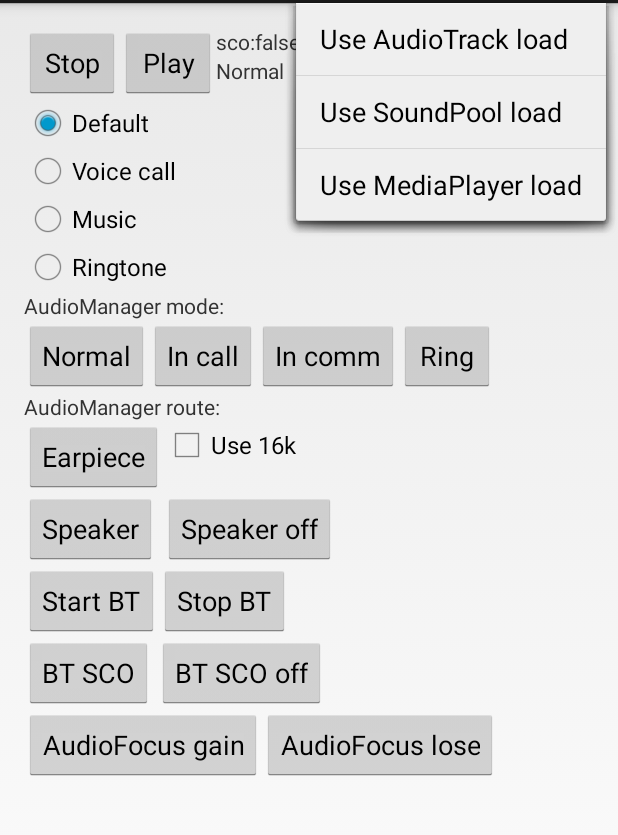
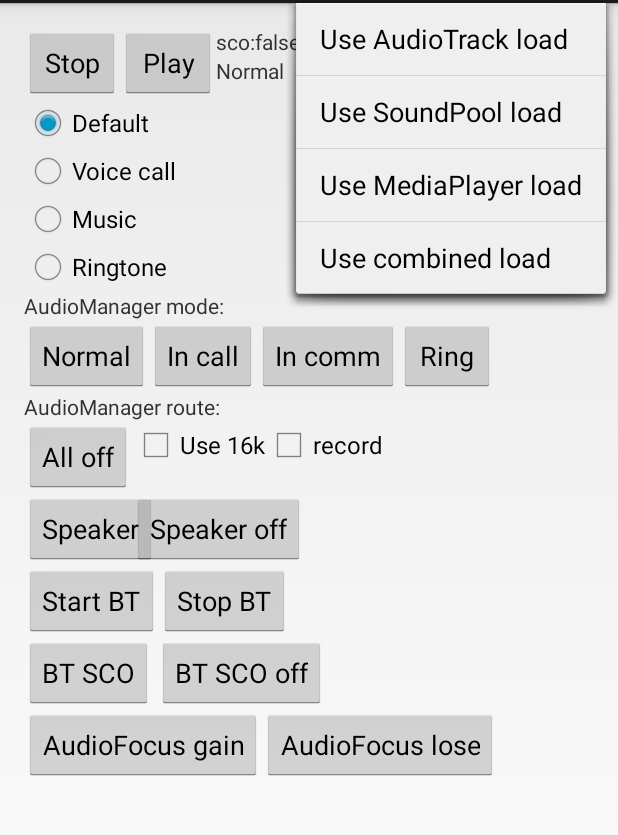
Before and after one commit to fuzzzy/AudioManagerTestKit, an Android app: the screen it shows after launch (AudioTestActivity), with the options menu open, on a phone screen of 412 x 824 dp, the part 69-904 px from its top. Run offline under Robolectric (Android 15) with nearby library versions, the phone set to English and light mode, and no system bars.

Commit message:
add mixed load and rec support

```diff
--- a/app/src/main/java/fz/rnd/audiotest/AudioTestActivity.java
+++ b/app/src/main/java/fz/rnd/audiotest/AudioTestActivity.java
@@ -14,18 +14,19 @@ import android.widget.RadioGroup;
 import android.widget.TextView;
 
 public class AudioTestActivity extends Activity implements AudioManager.OnAudioFocusChangeListener {
+    private CheckBox mCheckBox16K;
+    private CheckBox mCheckBoxRec;
+    private RadioGroup mStreamGroup;
+    private TextView mRouteText;
+    private TextView mModeText;
+    private TextView mStateText;
 
-	CheckBox mCheckBox16K;
-	RadioGroup mStreamGroup;
-	TextView mRouteText;
-	TextView mModeText;
-	TextView mStateText;
+    private AudioManager mManager;
+    private IMediaLoad mLoad;
+    private LoadConfig mConfig;
 
-	AudioManager mManager;
-	IMediaLoad mLoad;
-	LoadConfig mConfig;
 
-	@Override
+    @Override
 	protected void onCreate(Bundle savedInstanceState) {
 		super.onCreate(savedInstanceState);
 		setContentView(R.layout.activity_audio_test);
@@ -33,6 +34,7 @@ public class AudioTestActivity extends Activity implements AudioManager.OnAudioF
         mConfig = new LoadConfig();
 
 		mCheckBox16K = (CheckBox) findViewById(R.id.checkBox_16k);
+        mCheckBoxRec = (CheckBox) findViewById(R.id.checkBox_rec);
 		mStreamGroup = (RadioGroup) findViewById(R.id.radioGroup_stream);
 		mRouteText = (TextView) findViewById(R.id.text_route);
 		mModeText = (TextView) findViewById(R.id.text_mode);
@@ -55,6 +57,14 @@ public class AudioTestActivity extends Activity implements AudioManager.OnAudioF
 				mConfig.record_sample_rate = mConfig.playback_sample_rate;
 			}
 		});
+
+        mCheckBoxRec.setChecked(false);
+        mCheckBoxRec.setOnCheckedChangeListener(new CompoundButton.OnCheckedChangeListener() {
+            @Override
+            public void onCheckedChanged(CompoundButton compoundButton, boolean b) {
+                mConfig.use_recording = b;
+            }
+        });
 
 		mRouteText.setText("wefwef:  " + mManager.getStreamVolume(9));
 
@@ -90,6 +100,12 @@ public class AudioTestActivity extends Activity implements AudioManager.OnAudioF
                     mLoad.stop();
                 }
                 mLoad = new SoundPoolLoad(this, mConfig);
+                break;
+            case R.id.action_combined:
+                if (mLoad != null) {
+                    mLoad.stop();
+                }
+                mLoad = new ComboLoad(this, mConfig);
                 break;
             case R.id.action_trackrecord:
             default:
@@ -187,7 +203,7 @@ public class AudioTestActivity extends Activity implements AudioManager.OnAudioF
 		updateAudioState();
 	}
 
-	public void onEarpieceClick(View v) {
+	public void onAllOffClick(View v) {
 		if(mManager.isBluetoothScoOn()) {
 			mManager.setBluetoothScoOn(false);
 		}
--- a/app/src/main/java/fz/rnd/audiotest/MediaPlayerLoad.java
+++ b/app/src/main/java/fz/rnd/audiotest/MediaPlayerLoad.java
@@ -10,9 +10,6 @@ import android.util.Log;
 
 import java.io.IOException;
 
-/**
- * Created by fz on 15.02.16.
- */
 class MediaPlayerLoad extends IMediaLoad
         implements MediaPlayer.OnCompletionListener, MediaPlayer.OnPreparedListener{
 
--- a/app/src/main/res/layout/activity_audio_test.xml
+++ b/app/src/main/res/layout/activity_audio_test.xml
@@ -116,8 +116,8 @@
         android:layout_alignLeft="@id/mode_normal"
         android:layout_below="@id/route_title_header"
 
-        android:onClick="onEarpieceClick"
-        android:text="@string/route_earpiece" />
+        android:onClick="onAllOffClick"
+        android:text="@string/route_off"/>
 
     <CheckBox
         android:id="@+id/checkBox_16k"
@@ -127,6 +127,15 @@
         android:layout_toRightOf="@+id/button_earpiece"
         android:checked="true"
         android:text="@string/use_16k" />
+
+    <CheckBox
+        android:id="@+id/checkBox_rec"
+        android:layout_width="wrap_content"
+        android:layout_height="wrap_content"
+        android:layout_alignTop="@+id/button_earpiece"
+        android:layout_toRightOf="@+id/checkBox_16k"
+        android:checked="true"
+        android:text="@string/use_rec" />
 
     <Button
         android:id="@+id/button_start_bt"
@@ -206,7 +215,7 @@
         android:layout_height="wrap_content"
         android:layout_alignTop="@+id/btn_play"
         android:layout_toRightOf="@+id/btn_play"
-        android:text="@string/route_earpiece" />
+        android:text="@string/route_off" />
 
     <TextView
         android:id="@+id/text_mode"
--- a/app/src/main/res/menu/audio_test.xml
+++ b/app/src/main/res/menu/audio_test.xml
@@ -17,4 +17,9 @@
         android:orderInCategory="100"
         android:showAsAction="never"
         android:title="@string/action_mediaplayer"/>
+    <item
+        android:id="@+id/action_combined"
+        android:orderInCategory="100"
+        android:showAsAction="never"
+        android:title="@string/action_combined"/>
 </menu>
--- a/app/src/main/res/values/strings.xml
+++ b/app/src/main/res/values/strings.xml
@@ -5,6 +5,7 @@
     <string name="action_soundpool">Use SoundPool load</string>
     <string name="action_trackrecord">Use AudioTrack load</string>
     <string name="action_mediaplayer">Use MediaPlayer load</string>
+    <string name="action_combined">Use combined load</string>
 
 	<string name="mode_incall">In call</string>
 	<string name="mode_normal">Normal</string>
@@ -14,7 +15,7 @@
 	<string name="play">Play</string>
 	<string name="stop">Stop</string>
 
-	<string name="route_earpiece">Earpiece</string>
+	<string name="route_off">All off</string>
 	<string name="route_speaker">Speaker</string>
 	<string name="route_start_bt">Start BT</string>
 	<string name="route_sco">BT SCO</string>
@@ -30,6 +31,7 @@
     <string name="stream_ring">Ringtone</string>
 
 	<string name="use_16k">Use 16k</string>
+    <string name="use_rec">record</string>
     <string name="title_audiomanager_route">AudioManager route:</string>
     <string name="title_audiomanager_mode">AudioManager mode:</string>
 
```
Also changed, not shown: app/src/main/java/fz/rnd/audiotest/ComboLoad.java (added, +35 -0 lines).
